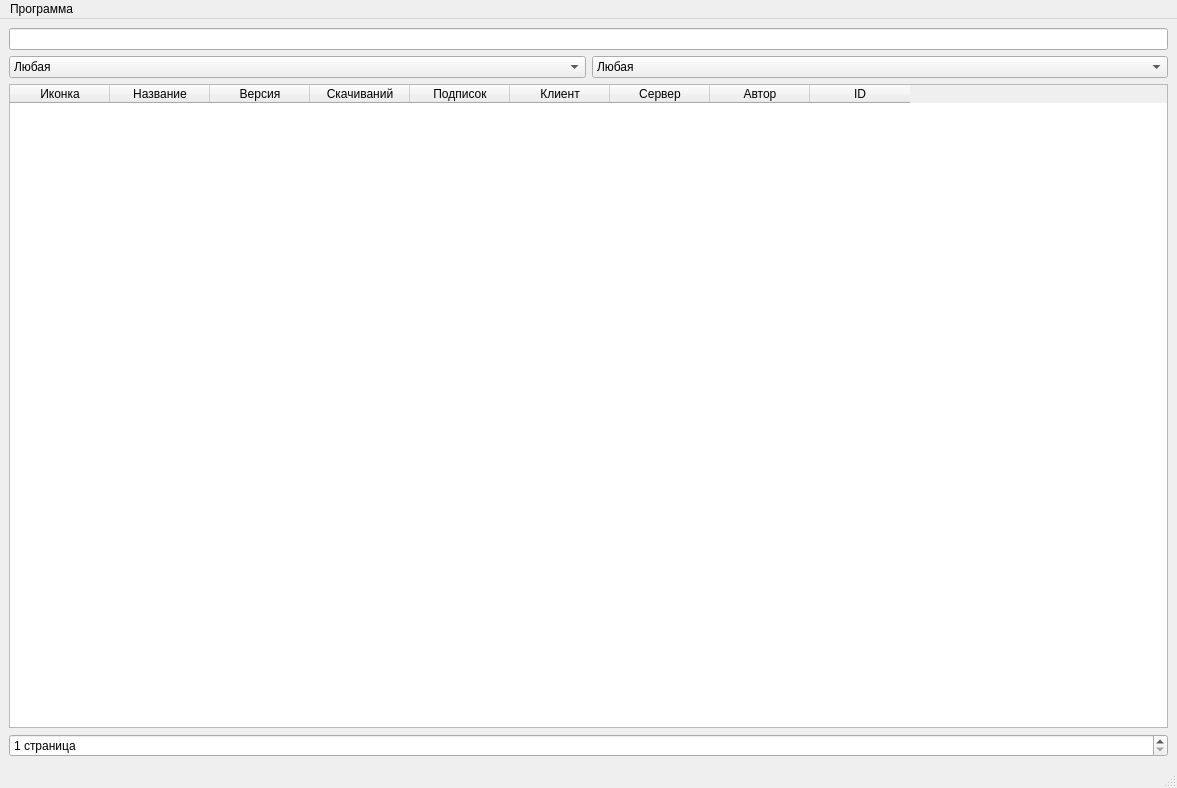
Qt form ui/main.ui (vitiacat/ModrinthBrowser) before a commit.
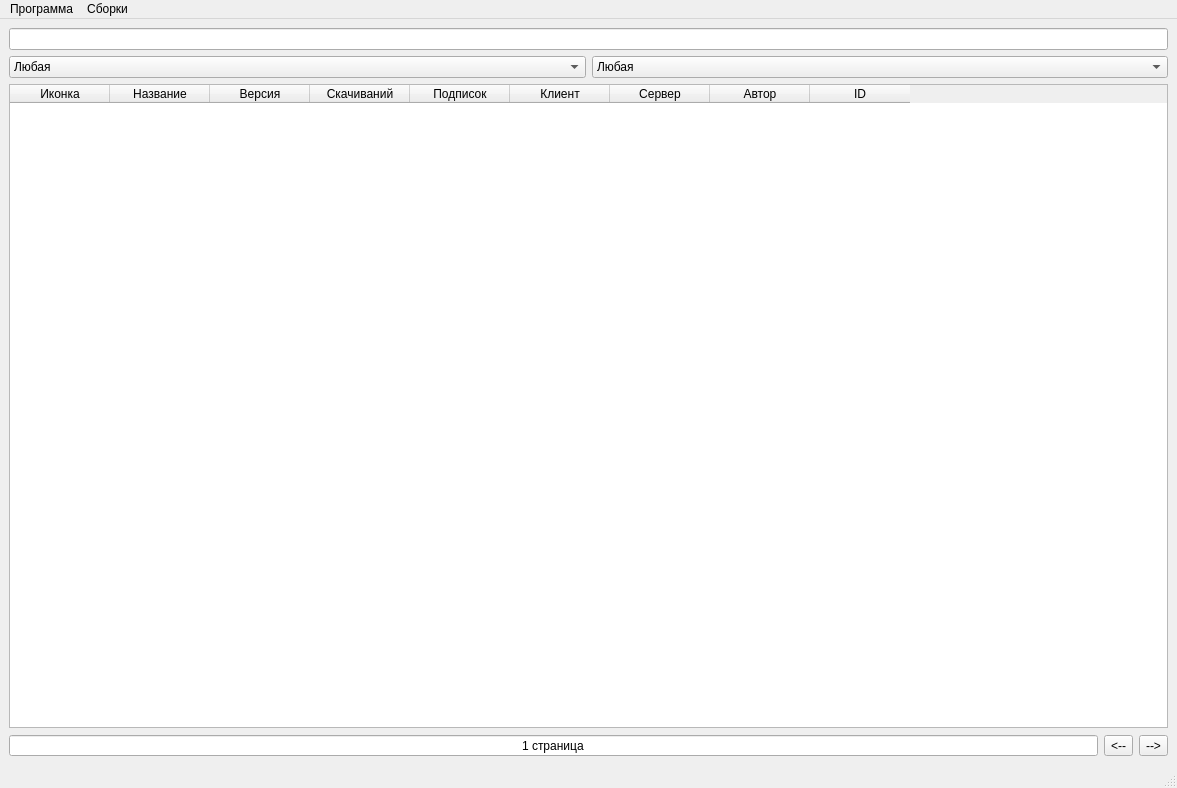
The same form after that commit.

Commit message: better pagination, packs (work in progress), better icon downloader

```diff
--- a/ui/main.ui
+++ b/ui/main.ui
@@ -15,7 +15,7 @@
   </property>
   <widget class="QWidget" name="centralwidget">
    <layout class="QGridLayout" name="gridLayout">
-    <item row="0" column="0">
+    <item row="0" column="0" colspan="2">
      <layout class="QVBoxLayout" name="verticalLayout">
       <item>
        <widget class="QLineEdit" name="searchBar"/>
@@ -47,7 +47,7 @@
       </item>
      </layout>
     </item>
-    <item row="1" column="0">
+    <item row="1" column="0" colspan="2">
      <widget class="QTableWidget" name="list">
       <property name="contextMenuPolicy">
        <enum>Qt::CustomContextMenu</enum>
@@ -113,6 +113,33 @@
     </item>
     <item row="2" column="0">
      <widget class="QSpinBox" name="page">
+      <property name="minimumSize">
+       <size>
+        <width>1085</width>
+        <height>0</height>
+       </size>
+      </property>
+      <property name="wrapping">
+       <bool>false</bool>
+      </property>
+      <property name="frame">
+       <bool>true</bool>
+      </property>
+      <property name="alignment">
+       <set>Qt::AlignCenter</set>
+      </property>
+      <property name="buttonSymbols">
+       <enum>QAbstractSpinBox::NoButtons</enum>
+      </property>
+      <property name="accelerated">
+       <bool>false</bool>
+      </property>
+      <property name="correctionMode">
+       <enum>QAbstractSpinBox::CorrectToPreviousValue</enum>
+      </property>
+      <property name="showGroupSeparator" stdset="0">
+       <bool>false</bool>
+      </property>
       <property name="suffix">
        <string> страница</string>
       </property>
@@ -127,6 +154,24 @@
       </property>
      </widget>
     </item>
+    <item row="2" column="1">
+     <layout class="QHBoxLayout" name="horizontalLayout_2">
+      <item>
+       <widget class="QToolButton" name="minusPage">
+        <property name="text">
+         <string>&lt;--</string>
+        </property>
+       </widget>
+      </item>
+      <item>
+       <widget class="QToolButton" name="plusPage">
+        <property name="text">
+         <string>--&gt;</string>
+        </property>
+       </widget>
+      </item>
+     </layout>
+    </item>
    </layout>
   </widget>
   <widget class="QMenuBar" name="menubar">
@@ -147,7 +192,15 @@
     </property>
     <addaction name="settings"/>
    </widget>
+   <widget class="QMenu" name="packsMenu">
+    <property name="title">
+     <string>Сборки</string>
+    </property>
+    <addaction name="createPack"/>
+    <addaction name="separator"/>
+   </widget>
    <addaction name="program"/>
+   <addaction name="packsMenu"/>
   </widget>
   <widget class="QStatusBar" name="statusbar"/>
   <action name="actionfrf">
@@ -185,6 +238,11 @@
     <string>100</string>
    </property>
   </action>
+  <action name="createPack">
+   <property name="text">
+    <string>Создать</string>
+   </property>
+  </action>
  </widget>
  <resources/>
  <connections/>
```
The commit also changes 7 other files.
